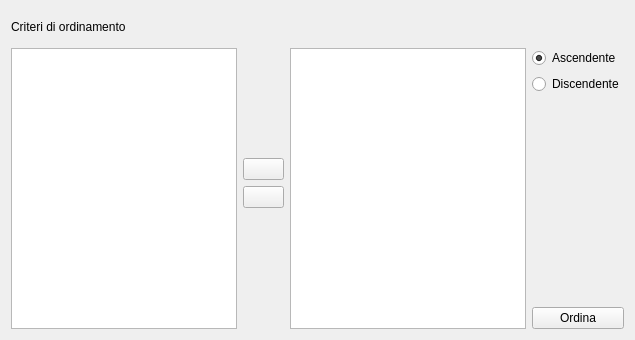
This is gui/ui/sortpanelmain.ui in pyarchinit/pyarchinit as Qt 5 draws it before an edit. The edited form follows.
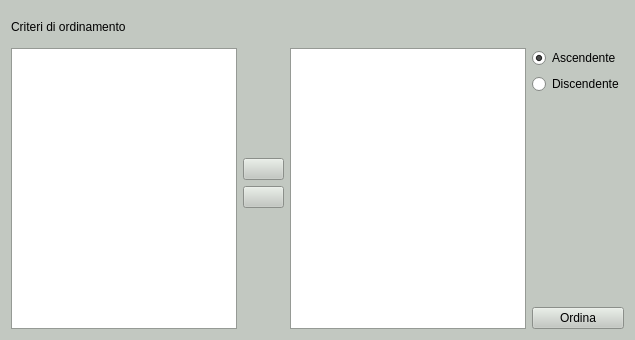
This is the edited form. Icons and pictures are not drawn.

Commit message: change backgroud color ui

Patch:
```diff
--- a/gui/ui/sortpanelmain.ui
+++ b/gui/ui/sortpanelmain.ui
@@ -13,6 +13,448 @@
     <height>340</height>
    </rect>
   </property>
+  <property name="palette">
+   <palette>
+    <active>
+     <colorrole role="WindowText">
+      <brush brushstyle="SolidPattern">
+       <color alpha="255">
+        <red>0</red>
+        <green>0</green>
+        <blue>0</blue>
+       </color>
+      </brush>
+     </colorrole>
+     <colorrole role="Button">
+      <brush brushstyle="SolidPattern">
+       <color alpha="255">
+        <red>194</red>
+        <green>200</green>
+        <blue>193</blue>
+       </color>
+      </brush>
+     </colorrole>
+     <colorrole role="Light">
+      <brush brushstyle="SolidPattern">
+       <color alpha="255">
+        <red>255</red>
+        <green>255</green>
+        <blue>255</blue>
+       </color>
+      </brush>
+     </colorrole>
+     <colorrole role="Midlight">
+      <brush brushstyle="SolidPattern">
+       <color alpha="255">
+        <red>224</red>
+        <green>227</green>
+        <blue>224</blue>
+       </color>
+      </brush>
+     </colorrole>
+     <colorrole role="Dark">
+      <brush brushstyle="SolidPattern">
+       <color alpha="255">
+        <red>97</red>
+        <green>100</green>
+        <blue>96</blue>
+       </color>
+      </brush>
+     </colorrole>
+     <colorrole role="Mid">
+      <brush brushstyle="SolidPattern">
+       <color alpha="255">
+        <red>129</red>
+        <green>133</green>
+        <blue>129</blue>
+       </color>
+      </brush>
+     </colorrole>
+     <colorrole role="Text">
+      <brush brushstyle="SolidPattern">
+       <color alpha="255">
+        <red>0</red>
+        <green>0</green>
+        <blue>0</blue>
+       </color>
+      </brush>
+     </colorrole>
+     <colorrole role="BrightText">
+      <brush brushstyle="SolidPattern">
+       <color alpha="255">
+        <red>255</red>
+        <green>255</green>
+        <blue>255</blue>
+       </color>
+      </brush>
+     </colorrole>
+     <colorrole role="ButtonText">
+      <brush brushstyle="SolidPattern">
+       <color alpha="255">
+        <red>0</red>
+        <green>0</green>
+        <blue>0</blue>
+       </color>
+      </brush>
+     </colorrole>
+     <colorrole role="Base">
+      <brush brushstyle="SolidPattern">
+       <color alpha="255">
+        <red>255</red>
+        <green>255</green>
+        <blue>255</blue>
+       </color>
+      </brush>
+     </colorrole>
+     <colorrole role="Window">
+      <brush brushstyle="SolidPattern">
+       <color alpha="255">
+        <red>194</red>
+        <green>200</green>
+        <blue>193</blue>
+       </color>
+      </brush>
+     </colorrole>
+     <colorrole role="Shadow">
+      <brush brushstyle="SolidPattern">
+       <color alpha="255">
+        <red>0</red>
+        <green>0</green>
+        <blue>0</blue>
+       </color>
+      </brush>
+     </colorrole>
+     <colorrole role="AlternateBase">
+      <brush brushstyle="SolidPattern">
+       <color alpha="255">
+        <red>224</red>
+        <green>227</green>
+        <blue>224</blue>
+       </color>
+      </brush>
+     </colorrole>
+     <colorrole role="ToolTipBase">
+      <brush brushstyle="SolidPattern">
+       <color alpha="255">
+        <red>255</red>
+        <green>255</green>
+        <blue>220</blue>
+       </color>
+      </brush>
+     </colorrole>
+     <colorrole role="ToolTipText">
+      <brush brushstyle="SolidPattern">
+       <color alpha="255">
+        <red>0</red>
+        <green>0</green>
+        <blue>0</blue>
+       </color>
+      </brush>
+     </colorrole>
+     <colorrole role="PlaceholderText">
+      <brush brushstyle="SolidPattern">
+       <color alpha="128">
+        <red>0</red>
+        <green>0</green>
+        <blue>0</blue>
+       </color>
+      </brush>
+     </colorrole>
+    </active>
+    <inactive>
+     <colorrole role="WindowText">
+      <brush brushstyle="SolidPattern">
+       <color alpha="255">
+        <red>0</red>
+        <green>0</green>
+        <blue>0</blue>
+       </color>
+      </brush>
+     </colorrole>
+     <colorrole role="Button">
+      <brush brushstyle="SolidPattern">
+       <color alpha="255">
+        <red>194</red>
+        <green>200</green>
+        <blue>193</blue>
+       </color>
+      </brush>
+     </colorrole>
+     <colorrole role="Light">
+      <brush brushstyle="SolidPattern">
+       <color alpha="255">
+        <red>255</red>
+        <green>255</green>
+        <blue>255</blue>
+       </color>
+      </brush>
+     </colorrole>
+     <colorrole role="Midlight">
+      <brush brushstyle="SolidPattern">
+       <color alpha="255">
+        <red>224</red>
+        <green>227</green>
+        <blue>224</blue>
+       </color>
+      </brush>
+     </colorrole>
+     <colorrole role="Dark">
+      <brush brushstyle="SolidPattern">
+       <color alpha="255">
+        <red>97</red>
+        <green>100</green>
+        <blue>96</blue>
+       </color>
+      </brush>
+     </colorrole>
+     <colorrole role="Mid">
+      <brush brushstyle="SolidPattern">
+       <color alpha="255">
+        <red>129</red>
+        <green>133</green>
+        <blue>129</blue>
+       </color>
+      </brush>
+     </colorrole>
+     <colorrole role="Text">
+      <brush brushstyle="SolidPattern">
+       <color alpha="255">
+        <red>0</red>
+        <green>0</green>
+        <blue>0</blue>
+       </color>
+      </brush>
+     </colorrole>
+     <colorrole role="BrightText">
+      <brush brushstyle="SolidPattern">
+       <color alpha="255">
+        <red>255</red>
+        <green>255</green>
+        <blue>255</blue>
+       </color>
+      </brush>
+     </colorrole>
+     <colorrole role="ButtonText">
+      <brush brushstyle="SolidPattern">
+       <color alpha="255">
+        <red>0</red>
+        <green>0</green>
+        <blue>0</blue>
+       </color>
+      </brush>
+     </colorrole>
+     <colorrole role="Base">
+      <brush brushstyle="SolidPattern">
+       <color alpha="255">
+        <red>255</red>
+        <green>255</green>
+        <blue>255</blue>
+       </color>
+      </brush>
+     </colorrole>
+     <colorrole role="Window">
+      <brush brushstyle="SolidPattern">
+       <color alpha="255">
+        <red>194</red>
+        <green>200</green>
+        <blue>193</blue>
+       </color>
+      </brush>
+     </colorrole>
+     <colorrole role="Shadow">
+      <brush brushstyle="SolidPattern">
+       <color alpha="255">
+        <red>0</red>
+        <green>0</green>
+        <blue>0</blue>
+       </color>
+      </brush>
+     </colorrole>
+     <colorrole role="AlternateBase">
+      <brush brushstyle="SolidPattern">
+       <color alpha="255">
+        <red>224</red>
+        <green>227</green>
+        <blue>224</blue>
+       </color>
+      </brush>
+     </colorrole>
+     <colorrole role="ToolTipBase">
+      <brush brushstyle="SolidPattern">
+       <color alpha="255">
+        <red>255</red>
+        <green>255</green>
+        <blue>220</blue>
+       </color>
+      </brush>
+     </colorrole>
+     <colorrole role="ToolTipText">
+      <brush brushstyle="SolidPattern">
+       <color alpha="255">
+        <red>0</red>
+        <green>0</green>
+        <blue>0</blue>
+       </color>
+      </brush>
+     </colorrole>
+     <colorrole role="PlaceholderText">
+      <brush brushstyle="SolidPattern">
+       <color alpha="128">
+        <red>0</red>
+        <green>0</green>
+        <blue>0</blue>
+       </color>
+      </brush>
+     </colorrole>
+    </inactive>
+    <disabled>
+     <colorrole role="WindowText">
+      <brush brushstyle="SolidPattern">
+       <color alpha="255">
+        <red>97</red>
+        <green>100</green>
+        <blue>96</blue>
+       </color>
+      </brush>
+     </colorrole>
+     <colorrole role="Button">
+      <brush brushstyle="SolidPattern">
+       <color alpha="255">
+        <red>194</red>
+        <green>200</green>
+        <blue>193</blue>
+       </color>
+      </brush>
+     </colorrole>
+     <colorrole role="Light">
+      <brush brushstyle="SolidPattern">
+       <color alpha="255">
+        <red>255</red>
+        <green>255</green>
+        <blue>255</blue>
+       </color>
+      </brush>
+     </colorrole>
+     <colorrole role="Midlight">
+      <brush brushstyle="SolidPattern">
+       <color alpha="255">
+        <red>224</red>
+        <green>227</green>
+        <blue>224</blue>
+       </color>
+      </brush>
+     </colorrole>
+     <colorrole role="Dark">
+      <brush brushstyle="SolidPattern">
+       <color alpha="255">
+        <red>97</red>
+        <green>100</green>
+        <blue>96</blue>
+       </color>
+      </brush>
+     </colorrole>
+     <colorrole role="Mid">
+      <brush brushstyle="SolidPattern">
+       <color alpha="255">
+        <red>129</red>
+        <green>133</green>
+        <blue>129</blue>
+       </color>
+      </brush>
+     </colorrole>
+     <colorrole role="Text">
+      <brush brushstyle="SolidPattern">
+       <color alpha="255">
+        <red>97</red>
+        <green>100</green>
+        <blue>96</blue>
+       </color>
+      </brush>
+     </colorrole>
+     <colorrole role="BrightText">
+      <brush brushstyle="SolidPattern">
+       <color alpha="255">
+        <red>255</red>
+        <green>255</green>
+        <blue>255</blue>
+       </color>
+      </brush>
+     </colorrole>
+     <colorrole role="ButtonText">
+      <brush brushstyle="SolidPattern">
+       <color alpha="255">
+        <red>97</red>
+        <green>100</green>
+        <blue>96</blue>
+       </color>
+      </brush>
+     </colorrole>
+     <colorrole role="Base">
+      <brush brushstyle="SolidPattern">
+       <color alpha="255">
+        <red>194</red>
+        <green>200</green>
+        <blue>193</blue>
+       </color>
+      </brush>
+     </colorrole>
+     <colorrole role="Window">
+      <brush brushstyle="SolidPattern">
+       <color alpha="255">
+        <red>194</red>
+        <green>200</green>
+        <blue>193</blue>
+       </color>
+      </brush>
+     </colorrole>
+     <colorrole role="Shadow">
+      <brush brushstyle="SolidPattern">
+       <color alpha="255">
+        <red>0</red>
+        <green>0</green>
+        <blue>0</blue>
+       </color>
+      </brush>
+     </colorrole>
+     <colorrole role="AlternateBase">
+      <brush brushstyle="SolidPattern">
+       <color alpha="255">
+        <red>194</red>
+        <green>200</green>
+        <blue>193</blue>
+       </color>
+      </brush>
+     </colorrole>
+     <colorrole role="ToolTipBase">
+      <brush brushstyle="SolidPattern">
+       <color alpha="255">
+        <red>255</red>
+        <green>255</green>
+        <blue>220</blue>
+       </color>
+      </brush>
+     </colorrole>
+     <colorrole role="ToolTipText">
+      <brush brushstyle="SolidPattern">
+       <color alpha="255">
+        <red>0</red>
+        <green>0</green>
+        <blue>0</blue>
+       </color>
+      </brush>
+     </colorrole>
+     <colorrole role="PlaceholderText">
+      <brush brushstyle="SolidPattern">
+       <color alpha="128">
+        <red>0</red>
+        <green>0</green>
+        <blue>0</blue>
+       </color>
+      </brush>
+     </colorrole>
+    </disabled>
+   </palette>
+  </property>
   <property name="windowTitle">
    <string>Ordina</string>
   </property>
```
The commit also changes 36 other files.
